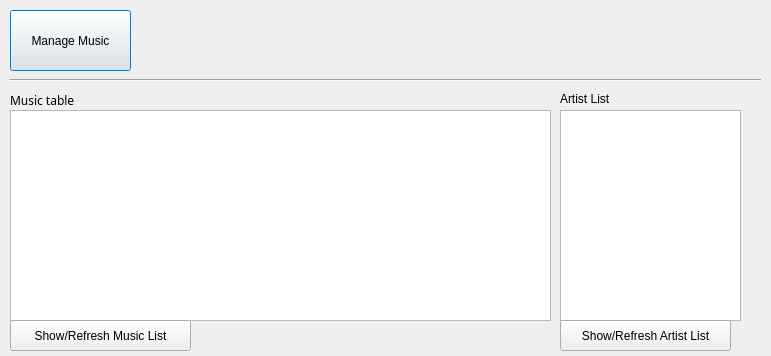
Above: aex_main.ui from netpack/AudioX before the change. Below: the same form after it.
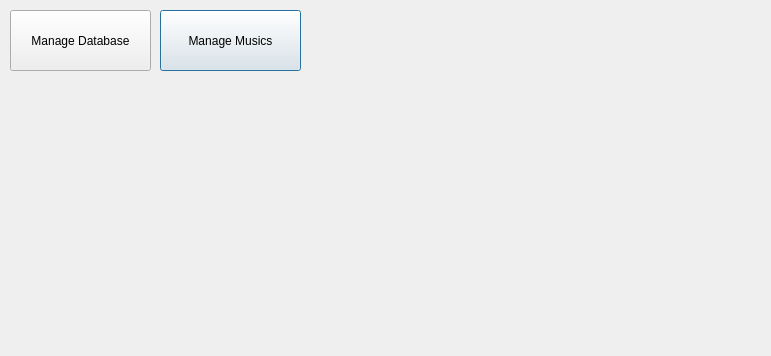
That is the form after the change. Icons and pictures are not drawn.

Patch:
```diff
--- a/aex_main.ui
+++ b/aex_main.ui
@@ -16,107 +16,27 @@
   <widget class="QPushButton" name="bt_add_music">
    <property name="geometry">
     <rect>
-     <x>10</x>
+     <x>160</x>
      <y>10</y>
-     <width>121</width>
+     <width>141</width>
      <height>61</height>
     </rect>
    </property>
    <property name="text">
-    <string>Manage Music</string>
+    <string>Manage Musics</string>
    </property>
   </widget>
-  <widget class="QTableView" name="tableView">
+  <widget class="QPushButton" name="bt_manage_db">
    <property name="geometry">
     <rect>
      <x>10</x>
-     <y>110</y>
-     <width>541</width>
-     <height>211</height>
+     <y>10</y>
+     <width>141</width>
+     <height>61</height>
     </rect>
    </property>
-  </widget>
-  <widget class="QLabel" name="label">
-   <property name="geometry">
-    <rect>
-     <x>10</x>
-     <y>90</y>
-     <width>81</width>
-     <height>21</height>
-    </rect>
-   </property>
-   <property name="font">
-    <font>
-     <family>Sans Serif</family>
-     <weight>50</weight>
-     <italic>false</italic>
-     <bold>false</bold>
-    </font>
-   </property>
    <property name="text">
-    <string>Music table</string>
-   </property>
-  </widget>
-  <widget class="Line" name="line">
-   <property name="geometry">
-    <rect>
-     <x>10</x>
-     <y>70</y>
-     <width>751</width>
-     <height>20</height>
-    </rect>
-   </property>
-   <property name="orientation">
-    <enum>Qt::Horizontal</enum>
-   </property>
-  </widget>
-  <widget class="QPushButton" name="pushButton">
-   <property name="geometry">
-    <rect>
-     <x>10</x>
-     <y>320</y>
-     <width>181</width>
-     <height>31</height>
-    </rect>
-   </property>
-   <property name="text">
-    <string>Show/Refresh Music List</string>
-   </property>
-  </widget>
-  <widget class="QLabel" name="label_2">
-   <property name="geometry">
-    <rect>
-     <x>560</x>
-     <y>90</y>
-     <width>64</width>
-     <height>17</height>
-    </rect>
-   </property>
-   <property name="text">
-    <string>Artist List</string>
-   </property>
-  </widget>
-  <widget class="QListView" name="listView">
-   <property name="geometry">
-    <rect>
-     <x>560</x>
-     <y>110</y>
-     <width>181</width>
-     <height>211</height>
-    </rect>
-   </property>
-  </widget>
-  <widget class="QPushButton" name="pushButton_2">
-   <property name="geometry">
-    <rect>
-     <x>560</x>
-     <y>320</y>
-     <width>171</width>
-     <height>31</height>
-    </rect>
-   </property>
-   <property name="text">
-    <string>Show/Refresh Artist List</string>
+    <string>Manage Database</string>
    </property>
   </widget>
  </widget>
```
Left out of the diff: 10 changed lines with no effect on the pictures.
